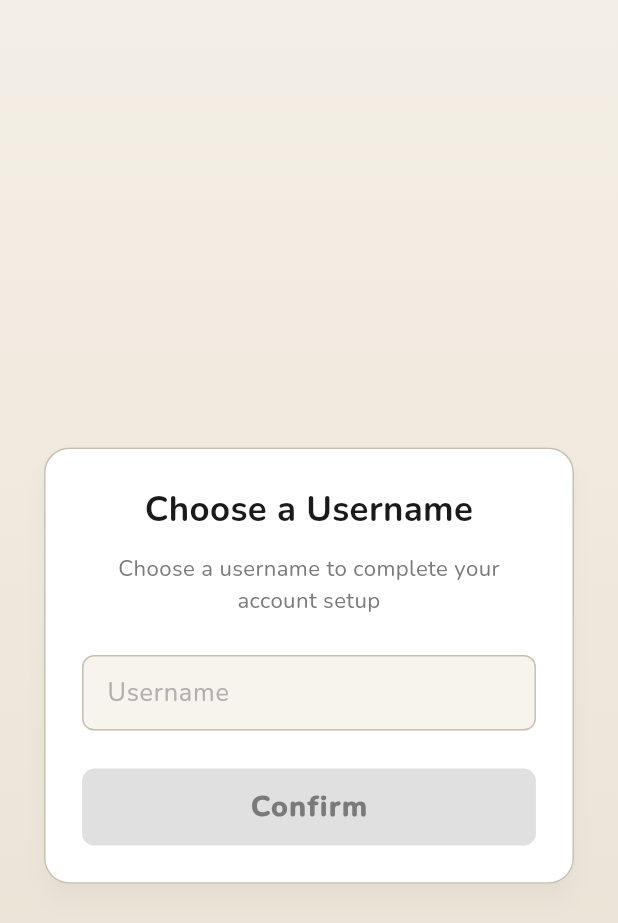
After one commit to Krsmanovic-S/board-game-app, a Flutter app: the UsernamePickerScreen screen opened by its route, on a phone screen of 412 x 824 dp. The commit adds this screen. Shown: the top 923 px of the screen. Run offline on Flutter 3.47's test engine with Material 3 defaults, Android fonts, the phone set to English and light mode, and no system bars; our stand-ins replace cached_network_image, cloud_firestore, device_info_plus, firebase_auth, firebase_core, firebase_messaging and 7 more; accounts and stored records are empty.

Commit message:
Continue with Google Fixes, Auth Flow Fixed

```diff
--- a/lib/app/router.dart
+++ b/lib/app/router.dart
@@ -10,6 +10,7 @@ import 'package:board_game_app/screens/auth_screen.dart';
 import 'package:board_game_app/screens/browse_screen.dart';
 import 'package:board_game_app/screens/profile_screen.dart';
 import 'package:board_game_app/screens/game_details_screen.dart';
+import 'package:board_game_app/screens/username_picker_screen.dart';
 import 'package:board_game_app/data/models/board_game.dart';
 
 final authController = AuthController();
@@ -60,12 +61,19 @@ final appRouter = GoRouter(
     if (!authController.initialized) return '/loading';
 
     final loggedIn = authController.isLoggedIn;
-
     final loc = state.matchedLocation;
 
     if (!loggedIn && loc != '/auth') return '/auth';
 
-    if (loggedIn && (loc == '/auth' || loc == '/loading')) return '/watchlist';
+    if (loggedIn && authController.needsUsername && loc != '/username-picker') {
+      return '/username-picker';
+    }
+
+    if (loggedIn &&
+        !authController.needsUsername &&
+        (loc == '/auth' || loc == '/loading' || loc == '/username-picker')) {
+      return '/watchlist';
+    }
 
     return null;
   },
@@ -87,6 +95,10 @@ final appRouter = GoRouter(
     GoRoute(
       path: '/auth',
       pageBuilder: (context, state) => _fadePage(state, const AuthScreen()),
+    ),
+    GoRoute(
+      path: '/username-picker',
+      builder: (context, state) => const UsernamePickerScreen(),
     ),
     GoRoute(
       path: '/product/:id',
--- a/lib/localization/lang/english_localization.dart
+++ b/lib/localization/lang/english_localization.dart
@@ -163,4 +163,8 @@ const Map<String, String> englishLocalization = {
   'english': 'English',
   'russian': 'Russian',
   'priceHistory': 'Price History',
+
+  // ── Username Picker ────────────────────────────────────────────────────────
+  'pickUsername': 'Choose a Username',
+  'usernamePickerDesc': 'Choose a username to complete your account setup',
 };
--- a/lib/localization/lang/serbian_localization.dart
+++ b/lib/localization/lang/serbian_localization.dart
@@ -166,5 +166,10 @@ const Map<String, String> serbianLocalization = {
   'serbian': 'Srpski',
   'english': 'Engleski',
   'russian': 'Ruski',
-  'priceHistory': 'Istorija Cene'
+  'priceHistory': 'Istorija Cene',
+
+  // ── Username Picker ────────────────────────────────────────────────────────
+  'pickUsername': 'Izaberite korisničko ime',
+  'usernamePickerDesc':
+      'Izaberite korisničko ime da biste završili podešavanje naloga',
 };
--- a/lib/localization/localization.dart
+++ b/lib/localization/localization.dart
@@ -117,6 +117,10 @@ class AppLocalization {
   static String get watchlistLabel => _strings['watchlistLabel']!;
   static String get profileLabel => _strings['profileLabel']!;
 
+  // ── Username Picker ────────────────────────────────────────────────────────
+  static String get pickUsername => _strings['pickUsername']!;
+  static String get usernamePickerDesc => _strings['usernamePickerDesc']!;
+
   // ── Browse ────────────────────────────────────────────────────────────────
   static String get searchHint => _strings['searchHint']!;
   static String get noSearchResults => _strings['noSearchResults']!;
--- a/lib/screens/profile_screen.dart
+++ b/lib/screens/profile_screen.dart
@@ -179,7 +179,7 @@ class _ProfileScreenState extends State<ProfileScreen> {
               ),
             ),
             Layout.heightBox(12),
-            ...['vigor_tip_small', 'vigor_tip_medium', 'vigor_tip_large'].map(
+            ...['app_tip_small', 'app_tip_medium', 'app_tip_large'].map(
               (id) => TipOptionRow(
                 productId: id,
                 onTap: () {
--- /dev/null
+++ b/lib/screens/username_picker_screen.dart
@@ -0,0 +1,248 @@
+import 'dart:async';
+
+import 'package:flutter/material.dart';
+import 'package:flutter/services.dart';
+import 'package:board_game_app/app/layout.dart';
+import 'package:board_game_app/app/theme.dart';
+import 'package:board_game_app/controllers/auth_controller.dart';
+import 'package:board_game_app/localization/localization.dart';
+import 'package:board_game_app/utils/auth.dart';
+import 'package:board_game_app/widgets/info_modal.dart';
+
+class UsernamePickerScreen extends StatefulWidget {
+  const UsernamePickerScreen({super.key});
+
+  @override
+  State<UsernamePickerScreen> createState() => _UsernamePickerScreenState();
+}
+
+class _UsernamePickerScreenState extends State<UsernamePickerScreen> {
+  final _controller = TextEditingController();
+
+  String? _usernameError;
+  bool _usernameChecking = false;
+  UsernameValidationResult? _usernameResult;
+  Timer? _debounce;
+  bool _isLoading = false;
+
+  bool get _canSubmit =>
+      !_isLoading &&
+      !_usernameChecking &&
+      _usernameResult == UsernameValidationResult.valid;
+
+  @override
+  void dispose() {
+    _controller.dispose();
+    _debounce?.cancel();
+    super.dispose();
+  }
+
+  void _onUsernameChanged(String value) {
+    _debounce?.cancel();
+    final trimmed = value.trim();
+
+    final instantResult = validateUsernameFormat(trimmed);
+    if (instantResult != UsernameValidationResult.valid) {
+      setState(() {
+        _usernameResult = instantResult;
+        _usernameError = usernameErrorMessage(instantResult);
+        _usernameChecking = false;
+      });
+      return;
+    }
+
+    setState(() {
+      _usernameResult = null;
+      _usernameError = null;
+      _usernameChecking = true;
+    });
+
+    _debounce = Timer(const Duration(milliseconds: 500), () async {
+      final result = await validateUsername(trimmed);
+      if (mounted) {
+        setState(() {
+          _usernameResult = result;
+          _usernameError = result == UsernameValidationResult.valid
+              ? null
+              : usernameErrorMessage(result);
+          _usernameChecking = false;
+        });
+      }
+    });
+  }
+
+  Widget? _buildSuffixIcon() {
+    if (_controller.text.isEmpty) return null;
+    if (_usernameChecking) {
+      return Padding(
+        padding: EdgeInsets.all(Layout.v(12)),
+        child: SizedBox(
+          width: Layout.v(16),
+          height: Layout.v(16),
+          child: CircularProgressIndicator(
+            strokeWidth: 2,
+            color: AppColors.primary,
+          ),
+        ),
+      );
+    }
+    if (_usernameResult == UsernameValidationResult.valid) {
+      return Icon(Icons.check_circle_outline_rounded,
+          color: AppColors.primary, size: Layout.v(20));
+    }
+    if (_usernameResult != null) {
+      return Icon(Icons.cancel_outlined,
+          color: AppColors.error, size: Layout.v(20));
+    }
+    return null;
+  }
+
+  Future<void> _submit() async {
+    if (!_canSubmit) return;
+
+    final username = _controller.text.trim();
+    final auth = AuthScope.of(context);
+
+    final finalResult = await validateUsername(username);
+    if (finalResult != UsernameValidationResult.valid) {
+      if (mounted) {
+        setState(() {
+          _usernameResult = finalResult;
+          _usernameError = usernameErrorMessage(finalResult);
+        });
+      }
+      return;
+    }
+
+    setState(() => _isLoading = true);
+    try {
+      await auth.createUserDocument(username);
+    } catch (_) {
+      if (mounted) {
+        await InfoModal.show(
+          context,
+          title: AppLocalization.error,
+          message: AppLocalization.unknownError,
+        );
+      }
+    } finally {
+      if (mounted) setState(() => _isLoading = false);
+    }
+  }
+
+  @override
+  Widget build(BuildContext context) {
+    Layout.init(context);
+
+    return Container(
+      width: double.infinity,
+      height: double.infinity,
+      decoration: const BoxDecoration(gradient: AppColors.scaffoldGradient),
+      child: Scaffold(
+        backgroundColor: Colors.transparent,
+        appBar: AppBar(
+          backgroundColor: Colors.transparent,
+          elevation: 0,
+          automaticallyImplyLeading: false,
+        ),
+        body: SafeArea(
+          child: Center(
+            child: SingleChildScrollView(
+              padding: Layout.symmetric(horizontal: 24, vertical: 32),
+              child: Card(
+                elevation: 6,
+                shadowColor: Colors.black.withValues(alpha: 0.15),
+                shape: RoundedRectangleBorder(
+                  borderRadius: BorderRadius.circular(Layout.v(16)),
+                  side: const BorderSide(color: AppColors.border),
+                ),
+                child: Padding(
+                  padding: Layout.all(24),
+                  child: Column(
+                    mainAxisSize: MainAxisSize.min,
+                    crossAxisAlignment: CrossAxisAlignment.stretch,
+                    children: [
+                      Text(
+                        AppLocalization.pickUsername,
+                        style: AppTextStyles.font22.copyWith(
+                          fontWeight: FontWeight.w700,
+                          color: AppColors.textPrimary,
+                        ),
+                        textAlign: TextAlign.center,
+                      ),
+                      Layout.heightBox(12),
+                      Text(
+                        AppLocalization.usernamePickerDesc,
+                        style: AppTextStyles.font14.copyWith(
+                          color: AppColors.textMuted,
+                        ),
+                        textAlign: TextAlign.center,
+                      ),
+                      Layout.heightBox(24),
+                      Column(
+                        crossAxisAlignment: CrossAxisAlignment.start,
+                        children: [
+                          TextField(
+                            controller: _controller,
+                            onChanged: _onUsernameChanged,
+                            inputFormatters: [
+                              LengthLimitingTextInputFormatter(15),
+                            ],
+                            style: AppTextStyles.font16
+                                .copyWith(color: AppColors.textPrimary),
+                            decoration: InputDecoration(
+                              hintText: AppLocalization.username,
+                              suffixIcon: _buildSuffixIcon(),
+                            ),
+                          ),
+                          if (_usernameError != null) ...[
+                            Layout.heightBox(4),
+                            Text(
+                              _usernameError!,
+                              style: AppTextStyles.font12
+                                  .copyWith(color: AppColors.error),
+                            ),
+                          ],
+                        ],
+                      ),
+                      Layout.heightBox(24),
+                      ElevatedButton(
+                        onPressed: _canSubmit ? _submit : null,
+                        style: AppButtonStyles.primaryFilled.copyWith(
+                          backgroundColor: WidgetStateProperty.resolveWith(
+                            (s) => s.contains(WidgetState.disabled)
+                                ? AppColors.disabled
+                                : AppColors.primary,
+                          ),
+                        ),
+                        child: _isLoading
+                            ? SizedBox(
+                                height: Layout.v(20),
+                                width: Layout.v(20),
+                                child: const CircularProgressIndicator(
+                                  strokeWidth: 2,
+                                  color: Colors.white,
+                                ),
+                              )
+                            : Text(
+                                AppLocalization.confirm,
+                                style: AppTextStyles.font18.copyWith(
+                                  fontWeight: FontWeight.w900,
+                                  letterSpacing: 1.2,
+                                  color: _canSubmit
+                                      ? Colors.white
+                                      : AppColors.textMuted,
+                                ),
+                              ),
+                      ),
+                    ],
+                  ),
+                ),
+              ),
+            ),
+          ),
+        ),
+      ),
+    );
+  }
+}
--- a/lib/utils/notifications.dart
+++ b/lib/utils/notifications.dart
@@ -46,5 +46,5 @@ Future<void> _saveTokenString(String token) async {
   await FirebaseFirestore.instance
       .collection('users')
       .doc(uid)
-      .update({'fcmToken': token});
+      .set({'fcmToken': token}, SetOptions(merge: true));
 }
```
Also changed, not shown: lib/controllers/auth_controller.dart (+40 -1 lines), lib/screens/auth_screen.dart (+43 -25 lines), 1 other file.
